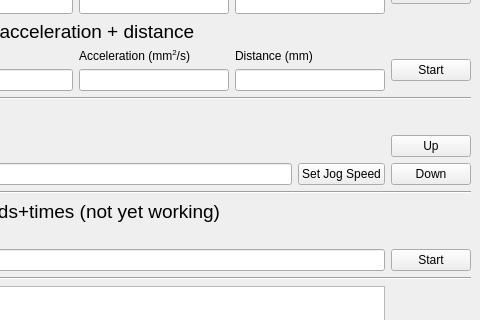
The window that Hardware/Dipfrontend.ui (HamzaKhattak/HKCodeKDVLab) describes before a commit, drawn with Qt 5; both pictures show x 86 to 566 and y 86 to 406 of the 566 by 631 pixel window.
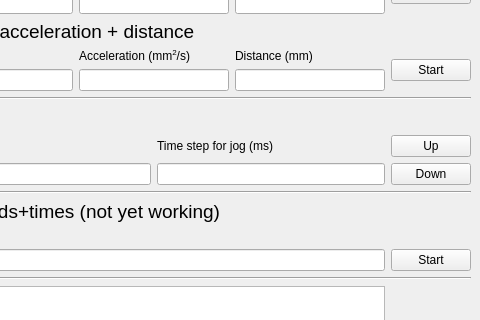
The same window after the commit.

Diff of the .ui file:
```diff
--- a/Hardware/Dipfrontend.ui
+++ b/Hardware/Dipfrontend.ui
@@ -198,9 +198,12 @@
          <widget class="QLineEdit" name="jogspeed"/>
         </item>
         <item row="1" column="1">
-         <widget class="QPushButton" name="set_jog_speed">
+         <widget class="QLineEdit" name="jogtimestep"/>
+        </item>
+        <item row="0" column="1">
+         <widget class="QLabel" name="label_14">
           <property name="text">
-           <string>Set Jog Speed</string>
+           <string>Time step for jog (ms)</string>
           </property>
          </widget>
         </item>
```
Left out of the diff: 28 changed lines with no effect on the pictures.
